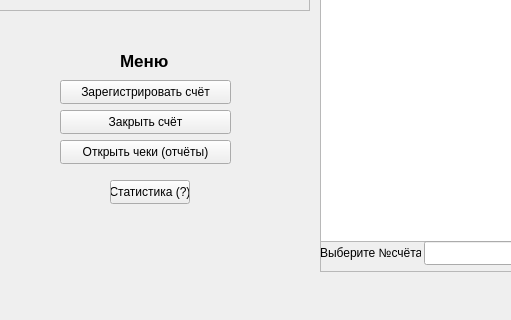
The window that broker.ui (migeliusIV/DB) describes before a commit, drawn with Qt 5; both pictures show x 0 to 511 and y 280 to 600 of the 800 by 600 pixel window.
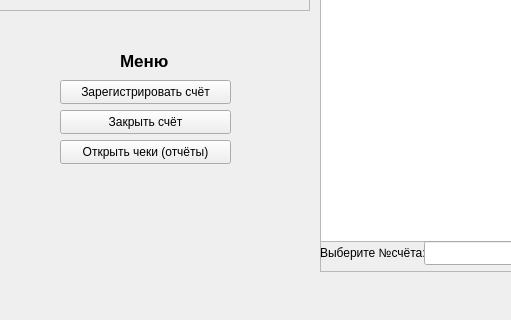
The same window after the commit.

Commit message: Broker's window developing

Diff of the .ui file:
```diff
--- a/broker.ui
+++ b/broker.ui
@@ -277,7 +277,7 @@
       <rect>
        <x>0</x>
        <y>0</y>
-       <width>101</width>
+       <width>111</width>
        <height>24</height>
       </rect>
      </property>
@@ -367,19 +367,6 @@
      <string>Меню</string>
     </property>
    </widget>
-   <widget class="QPushButton" name="pushButton">
-    <property name="geometry">
-     <rect>
-      <x>110</x>
-      <y>460</y>
-      <width>80</width>
-      <height>24</height>
-     </rect>
-    </property>
-    <property name="text">
-     <string>Статистика (?)</string>
-    </property>
-   </widget>
   </widget>
   <widget class="QMenuBar" name="menubar">
    <property name="geometry">
```
The commit also changes 12 other files.
